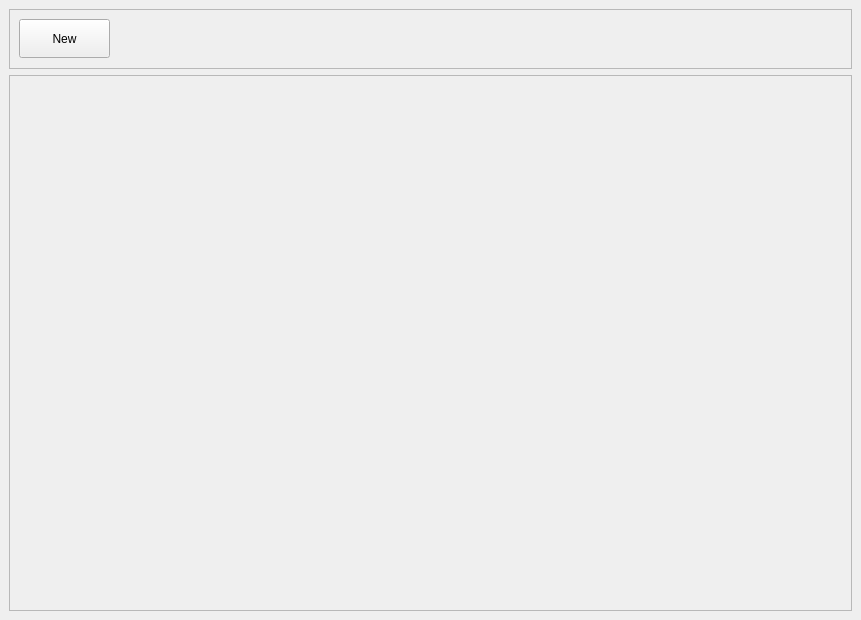
Qt form sadnotes/dashboard.ui (aniolm9/practiques-sad) before a commit.
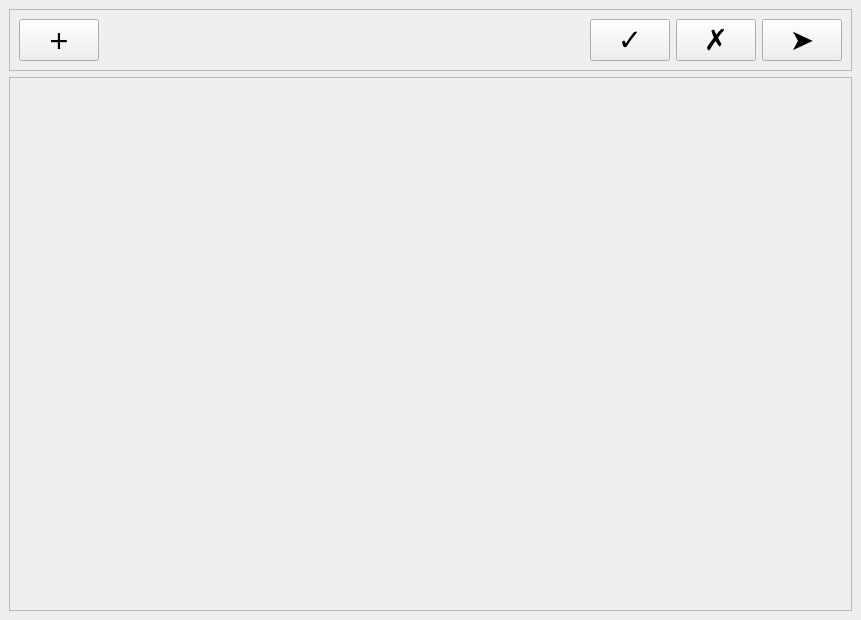
The same form after that commit.

Commit message: New feature: modify notes without having to open them

The edit to the form file:
```diff
--- a/sadnotes/dashboard.ui
+++ b/sadnotes/dashboard.ui
@@ -29,19 +29,96 @@
       <property name="frameShadow">
        <enum>QFrame::Raised</enum>
       </property>
-      <widget class="QPushButton" name="newNote">
-       <property name="geometry">
-        <rect>
-         <x>10</x>
-         <y>10</y>
-         <width>91</width>
-         <height>39</height>
-        </rect>
-       </property>
-       <property name="text">
-        <string>New</string>
-       </property>
-      </widget>
+      <layout class="QHBoxLayout" name="horizontalLayout">
+       <item alignment="Qt::AlignBottom">
+        <widget class="QPushButton" name="newNote">
+         <property name="font">
+          <font>
+           <family>Garuda</family>
+           <pointsize>18</pointsize>
+           <weight>50</weight>
+           <bold>false</bold>
+          </font>
+         </property>
+         <property name="text">
+          <string>🞤</string>
+         </property>
+        </widget>
+       </item>
+       <item>
+        <spacer name="horizontalSpacer">
+         <property name="orientation">
+          <enum>Qt::Horizontal</enum>
+         </property>
+         <property name="sizeHint" stdset="0">
+          <size>
+           <width>40</width>
+           <height>20</height>
+          </size>
+         </property>
+        </spacer>
+       </item>
+       <item>
+        <widget class="QPushButton" name="saveAll">
+         <property name="sizePolicy">
+          <sizepolicy hsizetype="Fixed" vsizetype="Fixed">
+           <horstretch>0</horstretch>
+           <verstretch>0</verstretch>
+          </sizepolicy>
+         </property>
+         <property name="font">
+          <font>
+           <pointsize>22</pointsize>
+           <weight>50</weight>
+           <bold>false</bold>
+          </font>
+         </property>
+         <property name="text">
+          <string>✓</string>
+         </property>
+        </widget>
+       </item>
+       <item>
+        <widget class="QPushButton" name="remove">
+         <property name="sizePolicy">
+          <sizepolicy hsizetype="Fixed" vsizetype="Fixed">
+           <horstretch>0</horstretch>
+           <verstretch>0</verstretch>
+          </sizepolicy>
+         </property>
+         <property name="font">
+          <font>
+           <pointsize>22</pointsize>
+           <weight>50</weight>
+           <bold>false</bold>
+          </font>
+         </property>
+         <property name="text">
+          <string>✗</string>
+         </property>
+        </widget>
+       </item>
+       <item>
+        <widget class="QPushButton" name="open">
+         <property name="sizePolicy">
+          <sizepolicy hsizetype="Fixed" vsizetype="Fixed">
+           <horstretch>0</horstretch>
+           <verstretch>0</verstretch>
+          </sizepolicy>
+         </property>
+         <property name="font">
+          <font>
+           <pointsize>22</pointsize>
+           <weight>50</weight>
+           <bold>false</bold>
+          </font>
+         </property>
+         <property name="text">
+          <string>➤</string>
+         </property>
+        </widget>
+       </item>
+      </layout>
      </widget>
     </item>
     <item>
@@ -55,7 +132,7 @@
          <x>0</x>
          <y>0</y>
          <width>845</width>
-         <height>538</height>
+         <height>519</height>
         </rect>
        </property>
        <layout class="QGridLayout" name="gridLayout_2"/>
```
The commit also changes 6 other files.
